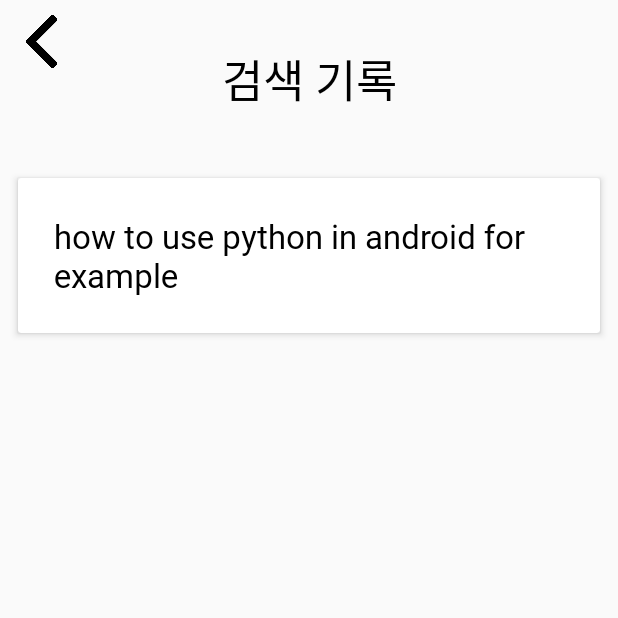
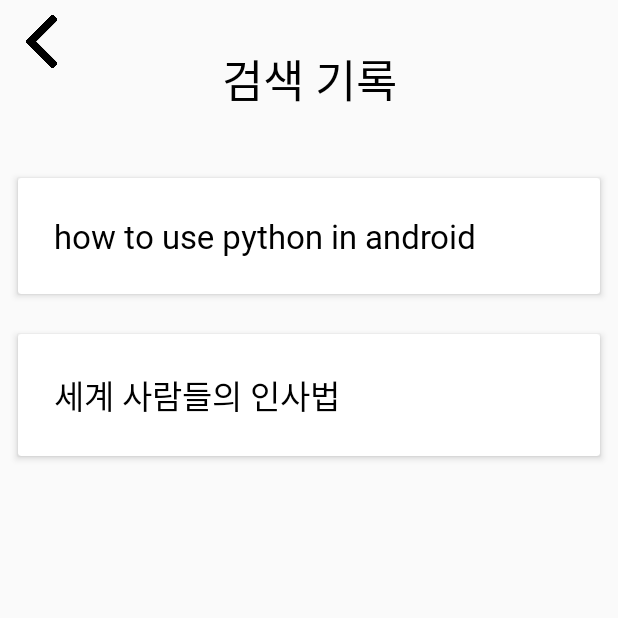
Before and after one commit to SimplePro/cleanSearch, an Android app: the SearchResultsRecordActivity screen opened directly, with no data from a screen before it, on a phone screen of 412 x 824 dp, the top half of it. Run offline under Robolectric (Android 15) with nearby library versions, the phone set to English and light mode, and no system bars.

Commit message:
검색 기록 기능 추가.

```diff
--- a/app/src/main/java/com/simplepro/cleansearch/activity/SearchResultsRecordActivity.kt
+++ b/app/src/main/java/com/simplepro/cleansearch/activity/SearchResultsRecordActivity.kt
@@ -26,18 +26,25 @@ class SearchResultsRecordActivity : AppCompatActivity() {
             finish()
         }
 
-        searchResultsRecordList.add(SearchResultsRecordInstance("how to use python in android for example", arrayListOf(
+        searchResultsRecordList.add(SearchResultsRecordInstance("how to use python in android", arrayListOf(
             SearchResultInstance("how to use python in android for example", "1", "9012"),
-            SearchResultInstance("how to use python in android for example", "2", "8400"),
-            SearchResultInstance("how to use python in android for example", "3", "8244"),
-            SearchResultInstance("how to use python in android for example", "4", "700"),
-            SearchResultInstance("how to use python in android for example", "5", "512"),
-            SearchResultInstance("how to use python in android for example", "6", "340"),
-            SearchResultInstance("how to use python in android for example", "7", "214"),
-            SearchResultInstance("how to use python in android for example", "8", "64"),
-            SearchResultInstance("how to use python in android for example", "9", "24"),
-            SearchResultInstance("how to use python in android for example", "10", "9"),
-            SearchResultInstance("how to use python in android for example", "11", "4")
+            SearchResultInstance("how to use python in android example", "2", "8400"),
+            SearchResultInstance("how to use python in android", "3", "8244"),
+            SearchResultInstance("relation between python and android", "4", "700"),
+            SearchResultInstance("how to use android in python for example", "5", "512"),
+            SearchResultInstance("how to use android in python example", "6", "340"),
+            SearchResultInstance("how to use android in python", "7", "214"),
+            SearchResultInstance("how to use python android", "8", "64"),
+            SearchResultInstance("how to use android python", "9", "24"),
+            SearchResultInstance("how to make python file in android", "10", "9"),
+            SearchResultInstance("how to make python file", "11", "4")
+        )))
+
+        searchResultsRecordList.add(SearchResultsRecordInstance("세계 사람들의 인사법", arrayListOf(
+            SearchResultInstance("세계 여러나라의 인사법", "1", "124520"),
+            SearchResultInstance("나라마다 다른 세계의 인사법", "2", "99746"),
+            SearchResultInstance("다른 나라의 인사법은 무엇일까?", "3", "94030"),
+            SearchResultInstance("세계 여러나라는 어떤 식으로 인사를 할까?", "4", "80430")
         )))
 
         searchResultsRecordRecyclerViewAdapter = SearchResultsRecordRecyclerViewAdapter(searchResultsRecordList)
--- a/app/src/main/res/layout/search_result_list_item.xml
+++ b/app/src/main/res/layout/search_result_list_item.xml
@@ -48,7 +48,6 @@
             app:layout_constraintRight_toLeftOf="@id/betweenSearchSentenceTextViewAndSearchScoreTextView"
             app:layout_constraintTop_toTopOf="parent"
             app:layout_constraintBottom_toBottomOf="parent"
-            android:maxLines="1"
             android:ems="10"
             />
 
```
